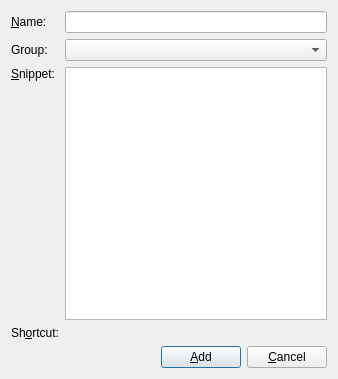
This is kmail/snippetdlgbase.ui in chusopr/kdepim-ktimetracker-akonadi as Qt 5 draws it before an edit. The edited form follows.
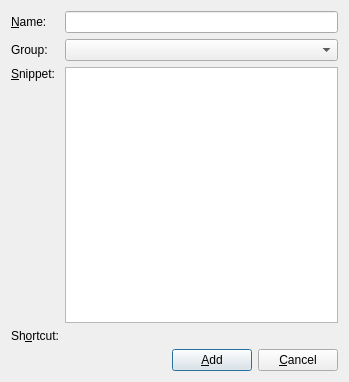
This is the edited form. Custom widgets are drawn as their Qt base class.

Commit message: - krazy fixes: QDialog -> KDialog - Move tabstop from SnippetDialog to the ui file.

Diff of the .ui file:
```diff
--- a/kmail/snippetdlgbase.ui
+++ b/kmail/snippetdlgbase.ui
@@ -5,8 +5,8 @@
    <rect>
     <x>0</x>
     <y>0</y>
-    <width>338</width>
-    <height>379</height>
+    <width>349</width>
+    <height>382</height>
    </rect>
   </property>
   <property name="windowTitle" >
@@ -144,6 +144,12 @@
    <extends>QComboBox</extends>
    <header>kcombobox.h</header>
   </customwidget>
+  <customwidget>
+   <class>KDialog</class>
+   <extends>QDialog</extends>
+   <header>kdialog.h</header>
+   <container>1</container>
+  </customwidget>
   <customwidget>
    <class>KKeySequenceWidget</class>
    <extends>QWidget</extends>
```
Left out of the diff: 9 changed lines with no effect on the pictures. The commit also changes 3 other files.
